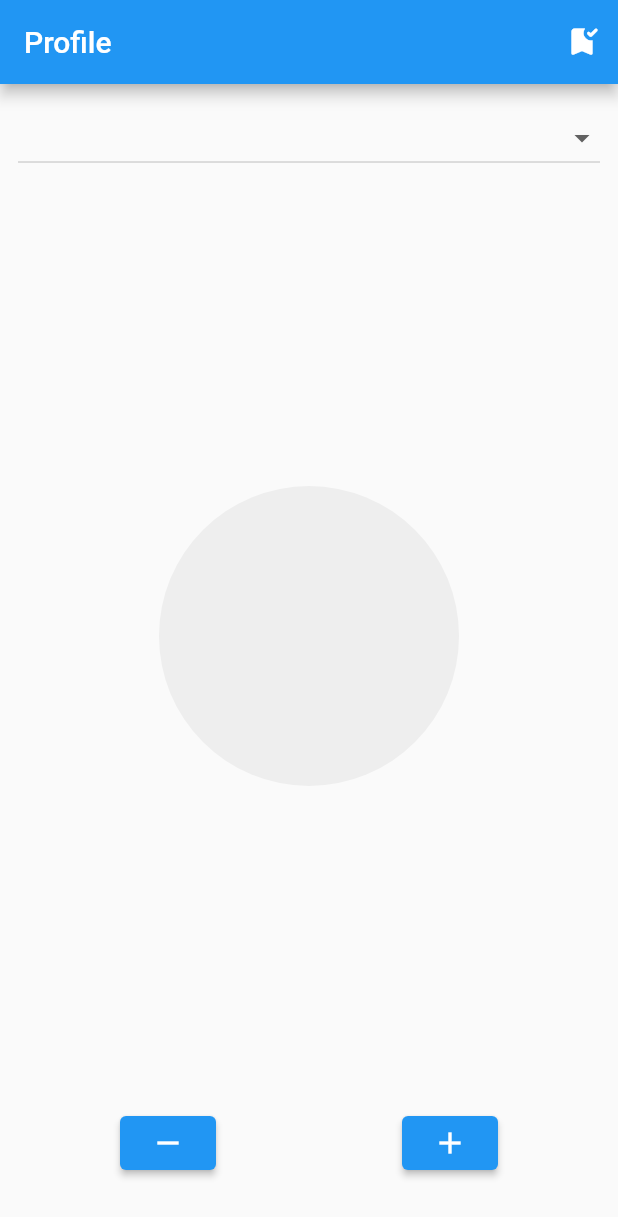
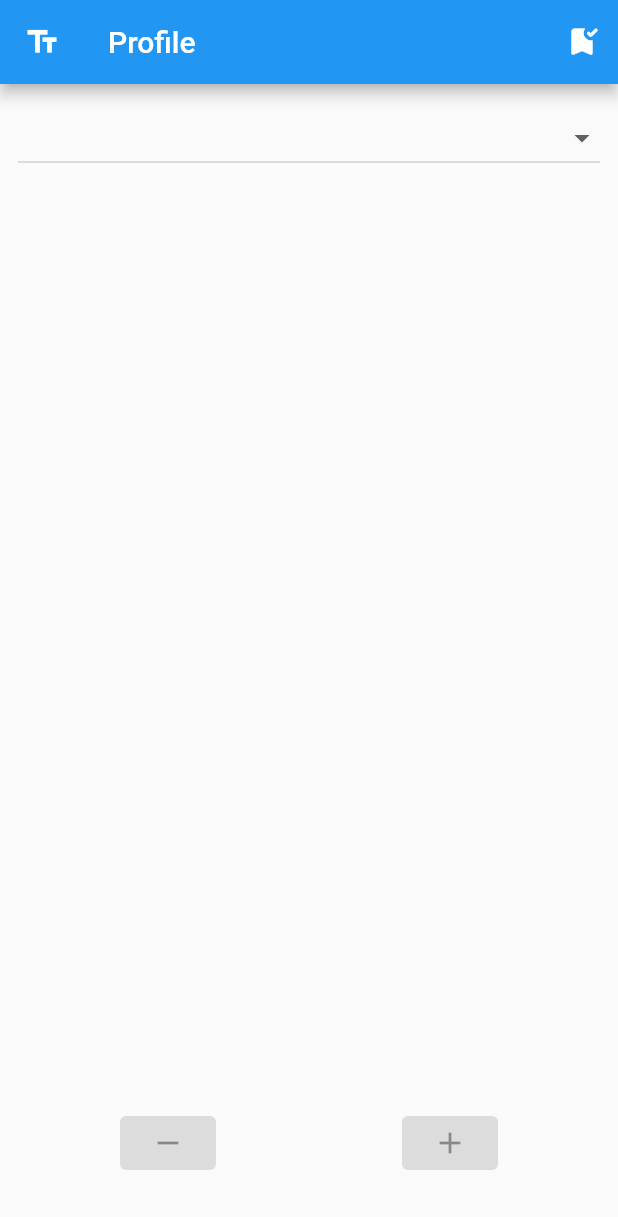
Before and after one commit to KLD/state_route, a Flutter app: the screen it shows after launch, on a phone screen of 412 x 824 dp. Shown: the top 1217 px of the screen. Run offline on Flutter 3.47's test engine with Material 2 defaults, Android fonts, the phone set to English and light mode, and no system bars; our stand-ins replace go_router.

Commit message:
Added pass value and refrence dart example

```diff
--- a/lib/main.dart
+++ b/lib/main.dart
@@ -1,7 +1,10 @@
 import 'package:flutter/material.dart';
 import 'package:go_router/go_router.dart';
+import 'package:stateful_widget/print_page.dart';
 import 'package:stateful_widget/profile_edit_page.dart';
 import 'package:stateful_widget/tasks_page.dart';
+
+import 'my_name_page.dart';
 
 void main() {
   runApp(const MyApp());
@@ -17,6 +20,14 @@ final _router = GoRouter(
     GoRoute(
       path: '/task',
       builder: (_, __) => TasksPage(),
+    ),
+    GoRoute(
+      path: '/name',
+      builder: (_, __) => MyNamePage(),
+    ),
+    GoRoute(
+      path: '/print',
+      builder: (_, state) => PrintPage(name: state.extra as String),
     ),
   ],
 );
--- a/lib/profile_edit_page.dart
+++ b/lib/profile_edit_page.dart
@@ -31,6 +31,12 @@ class _ProfileEditPageState extends State<ProfileEditPage> {
     return Scaffold(
       appBar: AppBar(
         title: Text("Profile"),
+        leading: IconButton(
+          icon: Icon(Icons.text_fields),
+          onPressed: () {
+            context.go("/name");
+          },
+        ),
         actions: [
           IconButton(
             onPressed: () {
@@ -38,7 +44,8 @@ class _ProfileEditPageState extends State<ProfileEditPage> {
             },
             icon: Icon(
               Icons.bookmark_added_rounded,
-              ))
+            ),
+          ),
         ],
       ),
       body: Column(
@@ -62,7 +69,9 @@ class _ProfileEditPageState extends State<ProfileEditPage> {
           ),
           Expanded(
               child: Center(
-            child: CircleAvatar(
+            child: selectedAnimal == null
+                ? SizedBox()
+                : CircleAvatar(
                     radius: radius,
                     foregroundImage: selectedAnimal == null
                         ? null
@@ -76,7 +85,7 @@ class _ProfileEditPageState extends State<ProfileEditPage> {
                 mainAxisAlignment: MainAxisAlignment.spaceAround,
                 children: [
                   ElevatedButton(
-                      onPressed: radius <= minRadius
+                      onPressed: selectedAnimal == null || radius <= minRadius
                           ? null
                           : () {
                               setState(() {
@@ -85,7 +94,7 @@ class _ProfileEditPageState extends State<ProfileEditPage> {
                             },
                       child: Icon(Icons.remove)),
                   ElevatedButton(
-                      onPressed: radius >= maxRadius
+                      onPressed: selectedAnimal == null || radius >= maxRadius
                           ? null
                           : () {
                               setState(() {
```
Also changed, not shown: dart/pass_value_refrence.dart (added, +73 -0 lines), lib/my_name_page.dart (added, +77 -0 lines), lib/print_page.dart (added, +23 -0 lines). Lines whose indentation alone changed are shown as unchanged.
